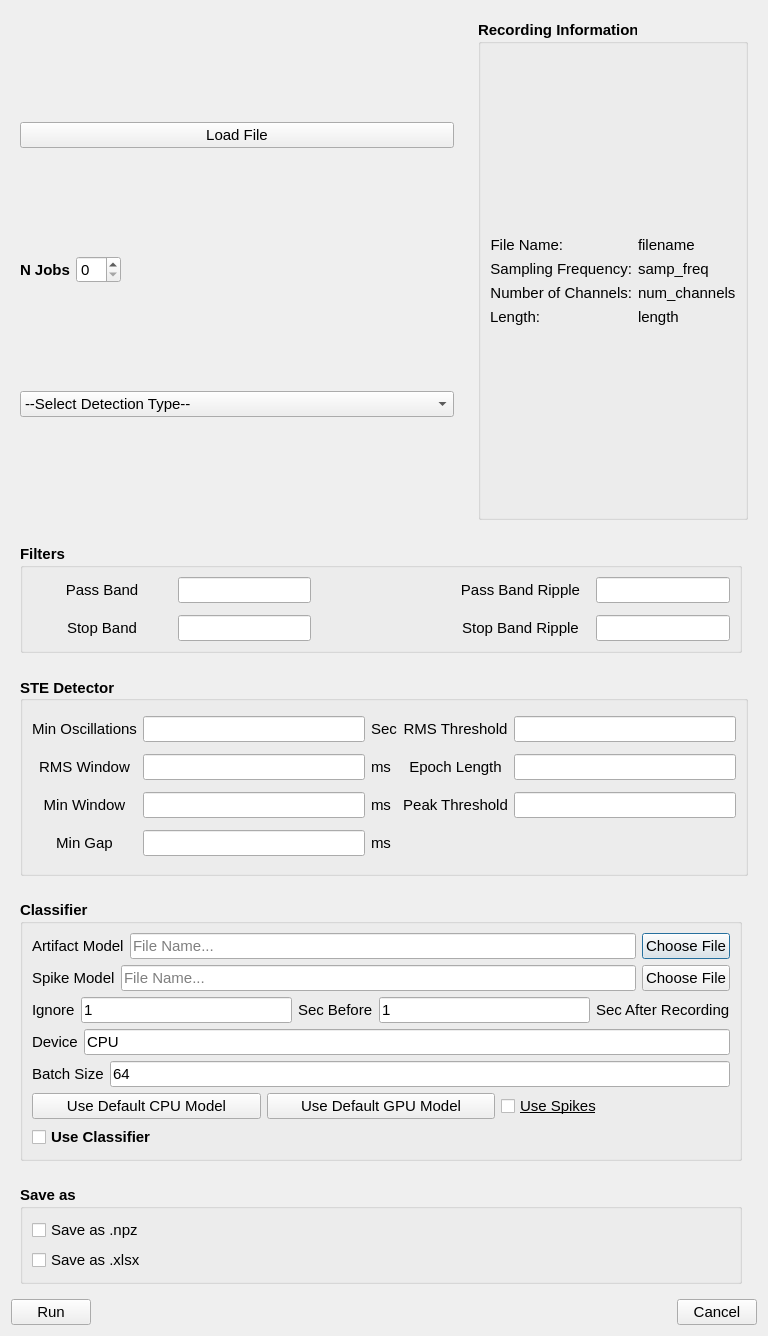
First picture: the form in src/ui/quick_detection.ui, repository roychowdhuryresearch/pyHFO, before the edit.
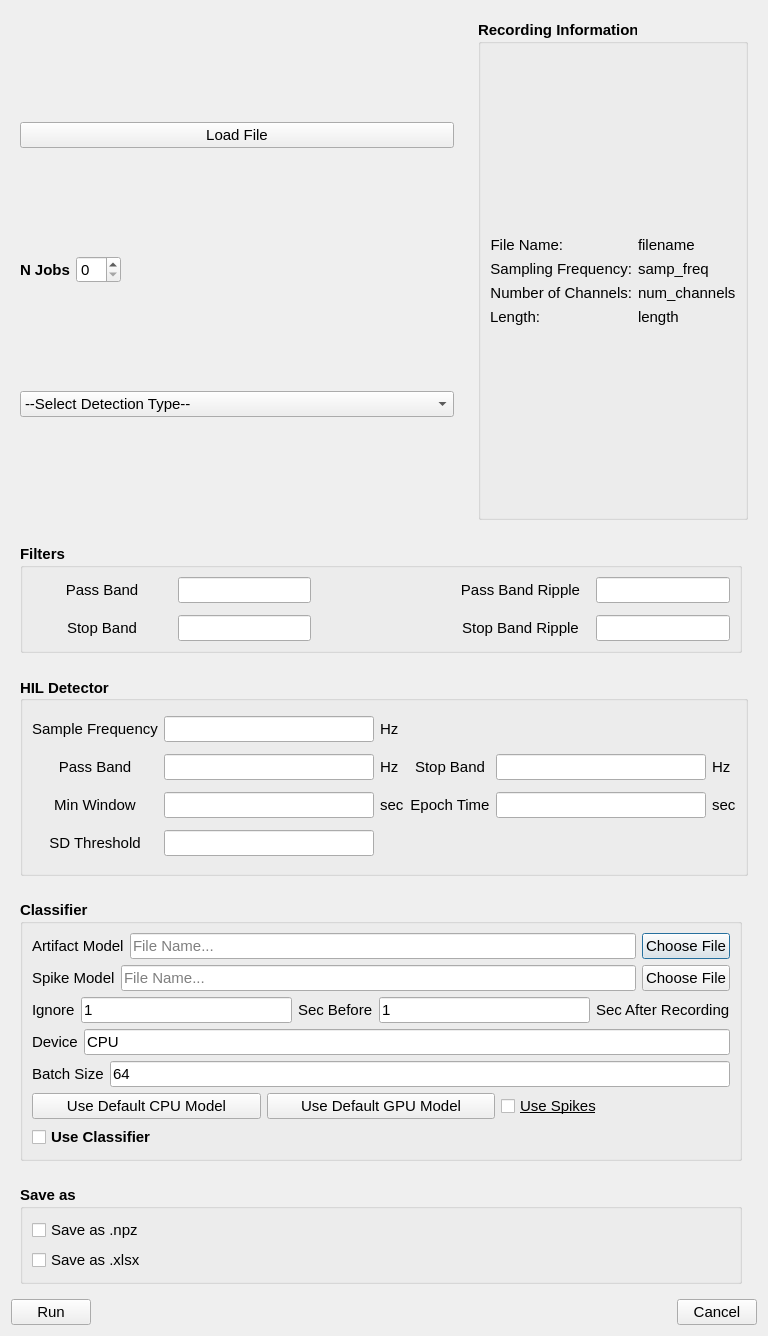
Second picture: the form after the edit. The open tabs and pages were chosen to show the change.

The edit to the form file:
```diff
--- a/src/ui/quick_detection.ui
+++ b/src/ui/quick_detection.ui
@@ -1816,6 +1816,282 @@
          </item>
         </layout>
        </widget>
+       <widget class="QWidget" name="qd_page_HIL">
+        <layout class="QGridLayout" name="gridLayout_7">
+         <item row="0" column="0">
+          <widget class="QGroupBox" name="qd_HIL_detector">
+           <property name="font">
+            <font>
+             <family>Arial</family>
+             <pointsize>11</pointsize>
+             <bold>true</bold>
+            </font>
+           </property>
+           <property name="layoutDirection">
+            <enum>Qt::LeftToRight</enum>
+           </property>
+           <property name="title">
+            <string>HIL Detector</string>
+           </property>
+           <property name="alignment">
+            <set>Qt::AlignLeading|Qt::AlignLeft|Qt::AlignVCenter</set>
+           </property>
+           <layout class="QGridLayout" name="gridLayout">
+            <item row="3" column="0">
+             <widget class="QLabel" name="label_100">
+              <property name="font">
+               <font>
+                <family>Arial</family>
+                <pointsize>11</pointsize>
+                <bold>false</bold>
+               </font>
+              </property>
+              <property name="text">
+               <string>SD Threshold</string>
+              </property>
+              <property name="alignment">
+               <set>Qt::AlignCenter</set>
+              </property>
+             </widget>
+            </item>
+            <item row="1" column="4">
+             <widget class="QLineEdit" name="qd_hil_stop_band_input">
+              <property name="font">
+               <font>
+                <family>Arial</family>
+                <pointsize>11</pointsize>
+                <bold>false</bold>
+               </font>
+              </property>
+             </widget>
+            </item>
+            <item row="1" column="0">
+             <widget class="QLabel" name="label_104">
+              <property name="font">
+               <font>
+                <family>Arial</family>
+                <pointsize>11</pointsize>
+                <bold>false</bold>
+               </font>
+              </property>
+              <property name="text">
+               <string>Pass Band</string>
+              </property>
+              <property name="alignment">
+               <set>Qt::AlignCenter</set>
+              </property>
+             </widget>
+            </item>
+            <item row="2" column="4">
+             <widget class="QLineEdit" name="qd_hil_epoch_time_input">
+              <property name="font">
+               <font>
+                <family>Arial</family>
+                <pointsize>11</pointsize>
+                <bold>false</bold>
+               </font>
+              </property>
+             </widget>
+            </item>
+            <item row="0" column="1">
+             <widget class="QLineEdit" name="qd_hil_sample_freq_input">
+              <property name="font">
+               <font>
+                <family>Arial</family>
+                <pointsize>11</pointsize>
+                <bold>false</bold>
+               </font>
+              </property>
+             </widget>
+            </item>
+            <item row="0" column="2">
+             <widget class="QLabel" name="label_108">
+              <property name="font">
+               <font>
+                <family>Arial</family>
+                <pointsize>11</pointsize>
+                <bold>false</bold>
+               </font>
+              </property>
+              <property name="text">
+               <string>Hz</string>
+              </property>
+              <property name="alignment">
+               <set>Qt::AlignLeading|Qt::AlignLeft|Qt::AlignVCenter</set>
+              </property>
+             </widget>
+            </item>
+            <item row="2" column="1">
+             <widget class="QLineEdit" name="qd_hil_min_window_input">
+              <property name="font">
+               <font>
+                <family>Arial</family>
+                <pointsize>11</pointsize>
+                <bold>false</bold>
+               </font>
+              </property>
+             </widget>
+            </item>
+            <item row="0" column="0">
+             <widget class="QLabel" name="label_103">
+              <property name="font">
+               <font>
+                <family>Arial</family>
+                <pointsize>11</pointsize>
+                <bold>false</bold>
+               </font>
+              </property>
+              <property name="text">
+               <string>Sample Frequency</string>
+              </property>
+              <property name="alignment">
+               <set>Qt::AlignCenter</set>
+              </property>
+             </widget>
+            </item>
+            <item row="3" column="1">
+             <widget class="QLineEdit" name="qd_hil_sd_threshold_input">
+              <property name="font">
+               <font>
+                <family>Arial</family>
+                <pointsize>11</pointsize>
+                <bold>false</bold>
+               </font>
+              </property>
+             </widget>
+            </item>
+            <item row="2" column="2">
+             <widget class="QLabel" name="label_95">
+              <property name="font">
+               <font>
+                <family>Arial</family>
+                <pointsize>11</pointsize>
+                <bold>false</bold>
+               </font>
+              </property>
+              <property name="text">
+               <string>sec</string>
+              </property>
+              <property name="alignment">
+               <set>Qt::AlignLeading|Qt::AlignLeft|Qt::AlignVCenter</set>
+              </property>
+             </widget>
+            </item>
+            <item row="2" column="3">
+             <widget class="QLabel" name="label_101">
+              <property name="font">
+               <font>
+                <family>Arial</family>
+                <pointsize>11</pointsize>
+                <bold>false</bold>
+               </font>
+              </property>
+              <property name="text">
+               <string>Epoch Time</string>
+              </property>
+              <property name="alignment">
+               <set>Qt::AlignCenter</set>
+              </property>
+             </widget>
+            </item>
+            <item row="1" column="1">
+             <widget class="QLineEdit" name="qd_hil_pass_band_input">
+              <property name="font">
+               <font>
+                <family>Arial</family>
+                <pointsize>11</pointsize>
+                <bold>false</bold>
+               </font>
+              </property>
+             </widget>
+            </item>
+            <item row="2" column="0">
+             <widget class="QLabel" name="label_97">
+              <property name="font">
+               <font>
+                <family>Arial</family>
+                <pointsize>11</pointsize>
+                <bold>false</bold>
+               </font>
+              </property>
+              <property name="text">
+               <string>Min Window</string>
+              </property>
+              <property name="alignment">
+               <set>Qt::AlignCenter</set>
+              </property>
+             </widget>
+            </item>
+            <item row="1" column="3">
+             <widget class="QLabel" name="label_107">
+              <property name="font">
+               <font>
+                <family>Arial</family>
+                <pointsize>11</pointsize>
+                <bold>false</bold>
+               </font>
+              </property>
+              <property name="text">
+               <string>Stop Band</string>
+              </property>
+              <property name="alignment">
+               <set>Qt::AlignCenter</set>
+              </property>
+             </widget>
+            </item>
+            <item row="1" column="5">
+             <widget class="QLabel" name="label_96">
+              <property name="font">
+               <font>
+                <family>Arial</family>
+                <pointsize>11</pointsize>
+                <bold>false</bold>
+               </font>
+              </property>
+              <property name="text">
+               <string>Hz</string>
+              </property>
+              <property name="alignment">
+               <set>Qt::AlignLeading|Qt::AlignLeft|Qt::AlignVCenter</set>
+              </property>
+             </widget>
+            </item>
+            <item row="2" column="5">
+             <widget class="QLabel" name="label_111">
+              <property name="font">
+               <font>
+                <family>Arial</family>
+                <pointsize>11</pointsize>
+                <bold>false</bold>
+               </font>
+              </property>
+              <property name="text">
+               <string>sec</string>
+              </property>
+              <property name="alignment">
+               <set>Qt::AlignLeading|Qt::AlignLeft|Qt::AlignVCenter</set>
+              </property>
+             </widget>
+            </item>
+            <item row="1" column="2">
+             <widget class="QLabel" name="label_9">
+              <property name="font">
+               <font>
+                <family>Arial</family>
+                <pointsize>11</pointsize>
+                <bold>false</bold>
+               </font>
+              </property>
+              <property name="text">
+               <string>Hz</string>
+              </property>
+             </widget>
+            </item>
+           </layout>
+          </widget>
+         </item>
+        </layout>
+       </widget>
       </widget>
      </item>
     </layout>
```
Left out of the diff: 5 changed lines with no effect on the pictures.
